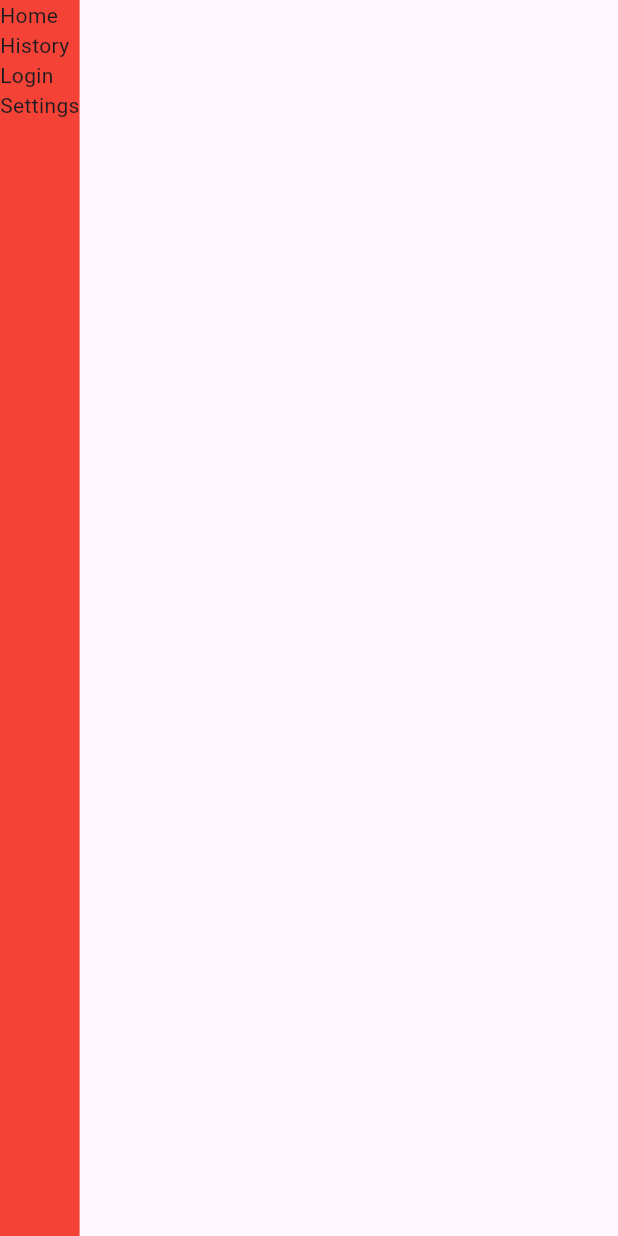
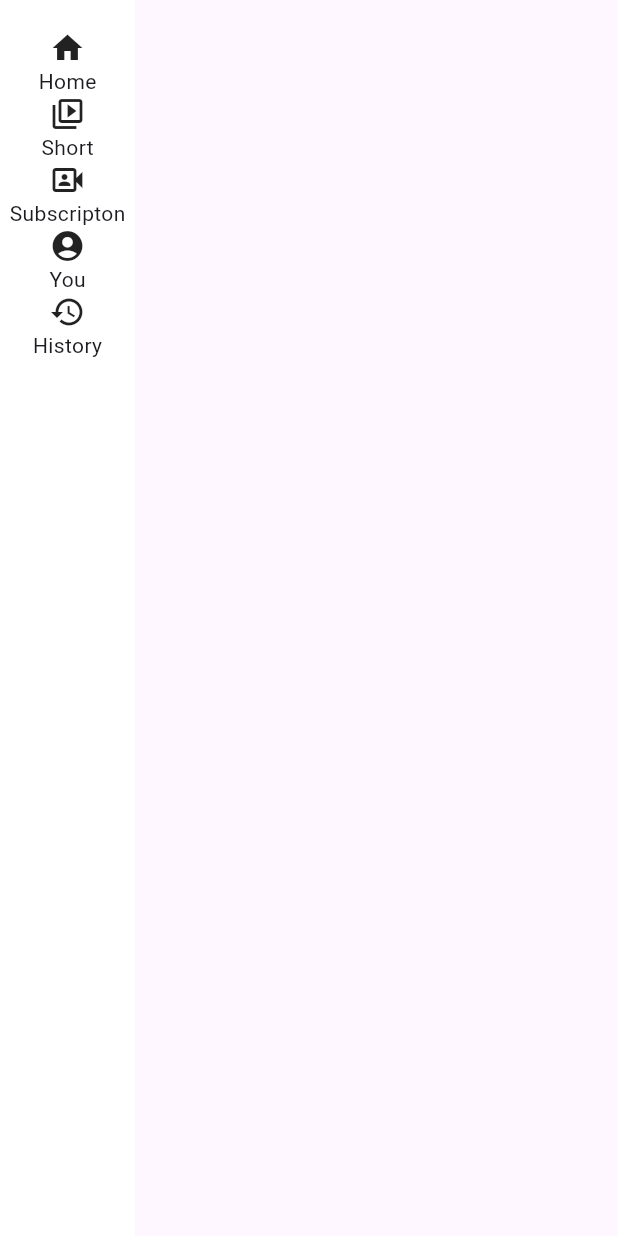
Before and after one commit to sabbirhossen0/nafstube, a Flutter app: the Sidemenu widget shown alone on an empty page, opened directly, on a phone screen of 412 x 824 dp. Run offline on Flutter 3.47's test engine with Material 3 defaults, Android fonts, the phone set to English and light mode, and no system bars; our stand-ins replace dio, get, image_picker, video_player; network calls fail.

Commit message:
initial version

```diff
--- a/lib/player/sidemanu.dart
+++ b/lib/player/sidemanu.dart
@@ -16,17 +16,78 @@ class _SidemenuState extends State<Sidemenu> {
   @override
   Widget build(BuildContext context) {
     return Container(
-      color: Colors.red,
+      color: Colors.white,
       child: Obx(() {
         final controller = Get.find<SideMenuController>();
-        return Column(
+        return Padding(
+          padding: const EdgeInsets.only(top: 20),
+          child: Column(
             crossAxisAlignment: CrossAxisAlignment.start,
             children: [
               if (controller.sideMenuWidth == 100) ...[
-              Text("Home"),
-              Text("History"),
-              Text("Login"),
-              Text("Settings"),
+
+                Container(
+                  width: 90,
+                  child: Center(
+                    child: Column(
+                      children: [
+                        Icon(Icons.home),
+                        Text("Home")
+                      ],
+                    ),
+                  ),
+                ),
+                Container(
+                  width: 90,
+                  child: Center(
+                    child: Column(
+                      children: [
+                        Icon(Icons.video_library_outlined),
+                        Text("Short")
+                      ],
+                    ),
+                  ),
+                ),
+                Container(
+                  width: 90,
+                  child: Center(
+                    child: Column(
+                      children: [
+                        Icon(Icons.video_camera_front_outlined),
+                        Text("Subscripton")
+                      ],
+                    ),
+                  ),
+                ),
+                Container(
+                  width: 90,
+                  child: Center(
+                    child: Column(
+                      children: [
+                        Icon(Icons.account_circle_rounded),
+                        Text("You")
+                      ],
+                    ),
+                  ),
+                ),
+
+
+                Container(
+                  width: 90,
+                  child: Center(
+                    child: Column(
+                      children: [
+                        Icon(Icons.history),
+                        Text("History")
+                      ],
+                    ),
+                  ),
+                ),
+
+
+
+
+
               ],
               if (controller.sideMenuWidth == 200) ...[
                 Text("Home"),
@@ -35,6 +96,7 @@ class _SidemenuState extends State<Sidemenu> {
                 Text("Response"),
               ],
             ],
+          ),
         );
       })
       ,
--- a/lib/player/video.dart
+++ b/lib/player/video.dart
@@ -31,7 +31,9 @@ class _HomePageState extends State<video> {
   Widget build(BuildContext context) {
     return Scaffold(
 
-      body: ListView.builder(
+      body: Padding(
+        padding: const EdgeInsets.only(top: 20.0),
+        child: ListView.builder(
           itemCount: videos.length,
           itemBuilder: (context, index) {
             var video = videos[index];
@@ -91,6 +93,7 @@ class _HomePageState extends State<video> {
               );
           },
         ),
+      ),
     );
   }
 }
```
Lines whose indentation alone changed are shown as unchanged.
